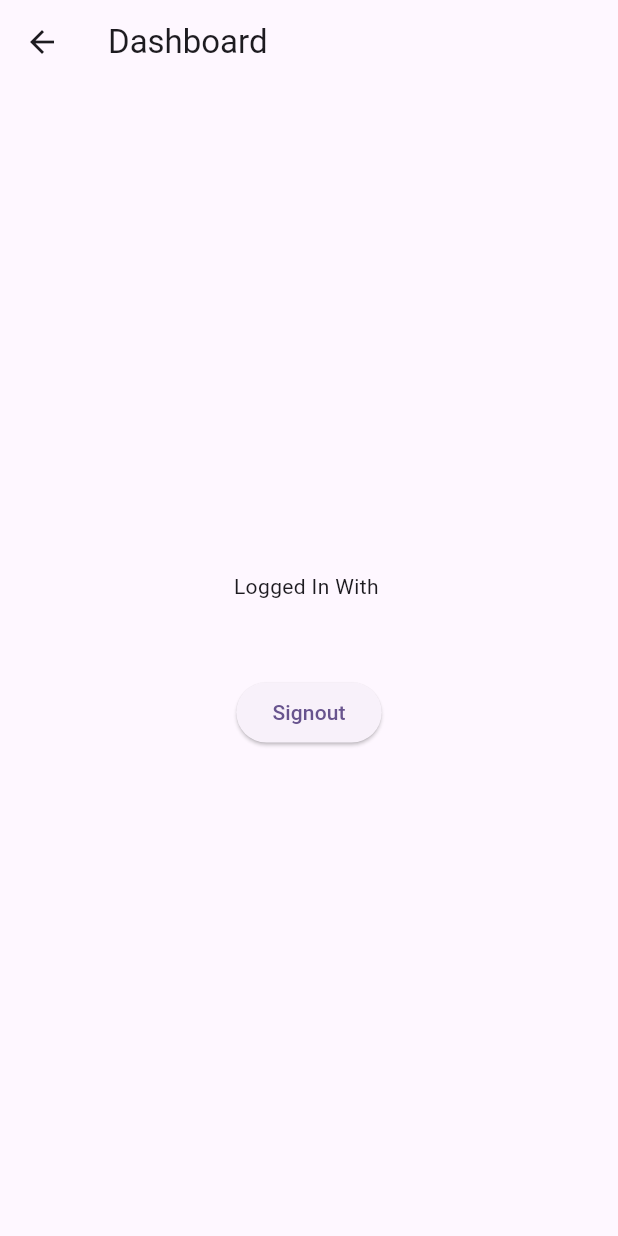
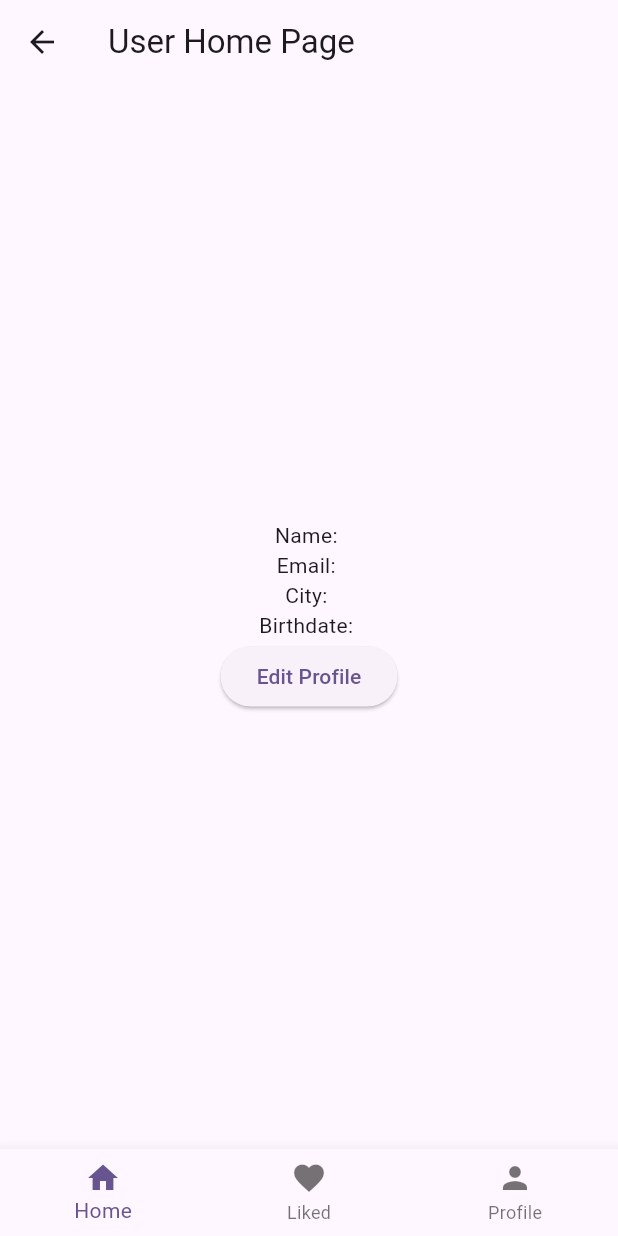
Before and after one commit to ubedsalto12/PA_Pemrograman_Mobile_Ensanim, a Flutter app: the HomePageUser screen opened directly, on a phone screen of 412 x 824 dp. Run offline on Flutter 3.47's test engine with Material 2 defaults, Android fonts, the light colour scheme and no system bars; our stand-ins replace cloud_firestore, firebase_auth, firebase_core, google_sign_in; accounts and stored records are empty.

Commit message:
data user Firestore
menambah data user nama, tanggal lahir ,city dan user dapat mengedit data tersebut

```diff
--- a/lib/home_page_user.dart
+++ b/lib/home_page_user.dart
@@ -1,48 +1,51 @@
-import 'package:ensanim/login_screeen.dart';
-import 'package:firebase_auth/firebase_auth.dart';
-
+import 'package:ensanim/user_profile_page.dart';
 import 'package:flutter/material.dart';
 
+
 class HomePageUser extends StatefulWidget {
-  const HomePageUser({super.key});
-
   @override
-  State<HomePageUser> createState() => _HomePageUserState();
+  _HomePageUserState createState() => _HomePageUserState();
 }
 
 class _HomePageUserState extends State<HomePageUser> {
-  final FirebaseAuth _auth = FirebaseAuth.instance;
+  int _currentIndex = 0;
+  final List<Widget> _children = [
+    // Widget Home(),
+    // Widget Liked(),
+    UserProfilePage(), // Profile Page
+  ];
+
   @override
   Widget build(BuildContext context) {
-    String? _email = _auth.currentUser!.email;
     return Scaffold(
       appBar: AppBar(
-        title: Text("Dashboard"),
+        title: Text('User Home Page'),
       ),
-      body: Center(
-        child: Padding(
-          padding: EdgeInsets.all(20),
-          child: Column(
-            mainAxisAlignment: MainAxisAlignment.center,
-            children: [
-              Text("Logged In With $_email"),
-              SizedBox(
-                height: 50,
-              ),
-              ElevatedButton(
-                  onPressed: () {
-                    _auth.signOut();
-                    Navigator.push(
-                        context,
-                        MaterialPageRoute(
-                          builder: (context) => LoginScreen(),
-                        ));
-                  },
-                  child: Text("Signout"))
-            ],
+      body: _children[_currentIndex],
+      bottomNavigationBar: BottomNavigationBar(
+        onTap: onTabTapped,
+        currentIndex: _currentIndex,
+        items: [
+          BottomNavigationBarItem(
+            icon: Icon(Icons.home),
+            label: 'Home',
           ),
-        ),
+          BottomNavigationBarItem(
+            icon: Icon(Icons.favorite),
+            label: 'Liked',
+          ),
+          BottomNavigationBarItem(
+            icon: Icon(Icons.person),
+            label: 'Profile',
+          ),
+        ],
       ),
     );
   }
+
+  void onTabTapped(int index) {
+    setState(() {
+      _currentIndex = index;
+    });
+  }
 }
--- a/lib/login_screeen.dart
+++ b/lib/login_screeen.dart
@@ -1,6 +1,7 @@
 import 'package:ensanim/home_page_admin.dart';
+import 'package:ensanim/home_page_user.dart';
 import 'package:ensanim/signup_screen.dart';
-import 'package:ensanim/home_page_user.dart';
+
 import 'package:firebase_auth/firebase_auth.dart';
 import 'package:flutter/material.dart';
 import 'package:google_sign_in/google_sign_in.dart';
--- /dev/null
+++ b/lib/user_profile_page.dart
@@ -0,0 +1,66 @@
+import 'package:ensanim/user_edit_profile_page.dart';
+import 'package:flutter/material.dart';
+import 'package:cloud_firestore/cloud_firestore.dart';
+import 'package:firebase_auth/firebase_auth.dart';
+
+class UserProfilePage extends StatefulWidget {
+  @override
+  _UserProfilePageState createState() => _UserProfilePageState();
+}
+
+class _UserProfilePageState extends State<UserProfilePage> {
+  final FirebaseAuth _auth = FirebaseAuth.instance;
+  final FirebaseFirestore _firestore = FirebaseFirestore.instance;
+  late User _user;
+  String _displayName = '';
+  String _email = '';
+  String _city = '';
+  String _tanggalLahir = '';
+
+  @override
+  void initState() {
+    super.initState();
+    _user = _auth.currentUser!;
+    _fetchUserData();
+  }
+
+  Future<void> _fetchUserData() async {
+    DocumentSnapshot<Map<String, dynamic>> userDoc =
+        await _firestore.collection('users').doc(_user.uid).get();
+    if (userDoc.exists) {
+      setState(() {
+        _displayName = userDoc.get('displayName');
+        _email = userDoc.get('email');
+        _city = userDoc.get('city');
+        _tanggalLahir = userDoc.get('tanggal_lahir');
+      });
+    }
+  }
+
+  @override
+  Widget build(BuildContext context) {
+    return Scaffold(
+      body: Center(
+        child: Column(
+          mainAxisAlignment: MainAxisAlignment.center,
+          children: <Widget>[
+            Text('Name: $_displayName'),
+            Text('Email: $_email'),
+            Text('City: $_city'),
+            Text('Birthdate: $_tanggalLahir'),
+            ElevatedButton(
+              onPressed: () {
+                // Navigasi ke halaman edit profil
+                Navigator.push(
+                  context,
+                  MaterialPageRoute(builder: (context) => EditProfilePage()),
+                );
+              },
+              child: Text('Edit Profile'),
+            ),
+          ],
+        ),
+      ),
+    );
+  }
+}
```
Also changed, not shown: lib/user_edit_profile_page.dart (added, +79 -0 lines).
